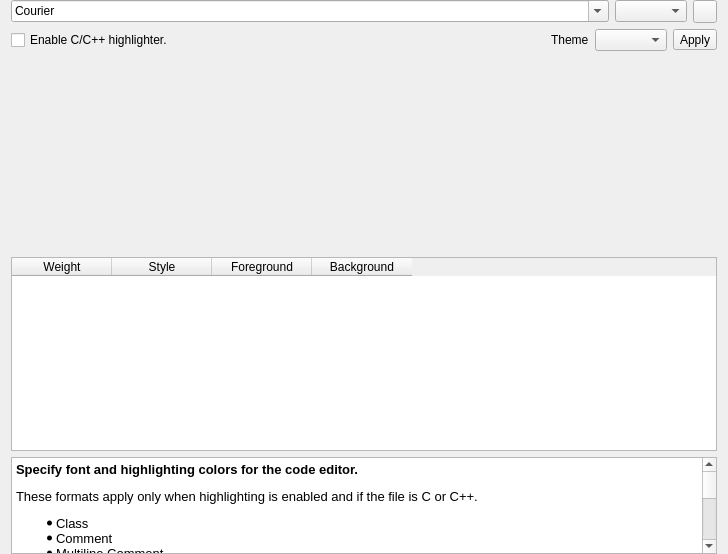
epasveer/seer, file src/SeerEditorConfigPage.ui: the form before one commit.
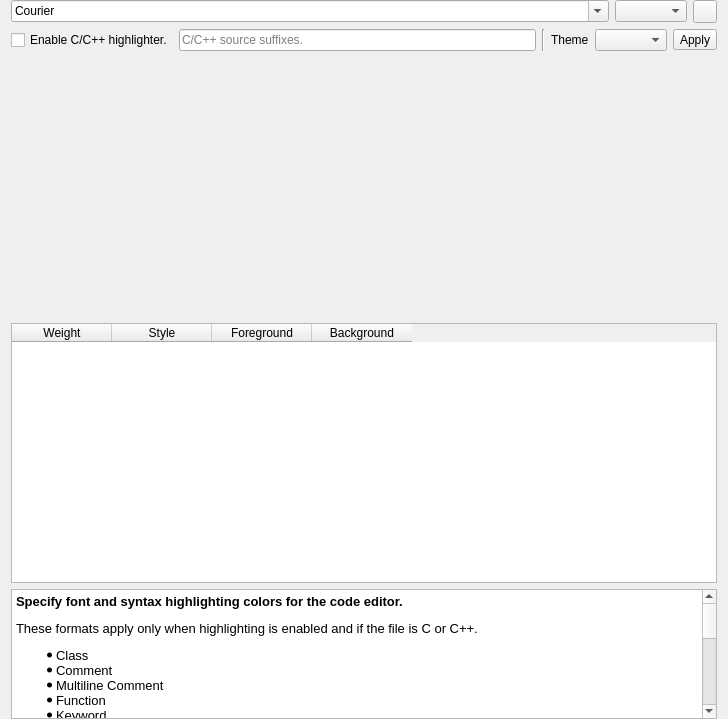
The form after the commit. Icons and pictures are not drawn. Custom widgets are drawn as their Qt base class.

Commit message: Add config option for C/C++ suffix names when syntax highlighting.

Diff of the .ui file:
```diff
--- a/src/SeerEditorConfigPage.ui
+++ b/src/SeerEditorConfigPage.ui
@@ -7,7 +7,7 @@
     <x>0</x>
     <y>0</y>
     <width>728</width>
-    <height>554</height>
+    <height>719</height>
    </rect>
   </property>
   <property name="windowTitle">
@@ -64,17 +64,24 @@
       </widget>
      </item>
      <item>
-      <spacer name="horizontalSpacer">
+      <widget class="QLineEdit" name="highlighterSuffixesLineEdit">
+       <property name="toolTip">
+        <string>C/C++ source suffixes. Separated by '|'.</string>
+       </property>
+       <property name="placeholderText">
+        <string>C/C++ source suffixes.</string>
+       </property>
+       <property name="clearButtonEnabled">
+        <bool>true</bool>
+       </property>
+      </widget>
+     </item>
+     <item>
+      <widget class="Line" name="line">
        <property name="orientation">
-        <enum>Qt::Horizontal</enum>
+        <enum>Qt::Vertical</enum>
        </property>
-       <property name="sizeHint" stdset="0">
-        <size>
-         <width>40</width>
-         <height>20</height>
-        </size>
-       </property>
-      </spacer>
+      </widget>
      </item>
      <item>
       <widget class="QLabel" name="themeLabel">
@@ -172,7 +179,7 @@
 &lt;html&gt;&lt;head&gt;&lt;meta name=&quot;qrichtext&quot; content=&quot;1&quot; /&gt;&lt;style type=&quot;text/css&quot;&gt;
 p, li { white-space: pre-wrap; }
 &lt;/style&gt;&lt;/head&gt;&lt;body style=&quot; font-family:'Noto Sans'; font-size:10pt; font-weight:400; font-style:normal;&quot;&gt;
-&lt;p style=&quot; margin-top:12px; margin-bottom:12px; margin-left:0px; margin-right:0px; -qt-block-indent:0; text-indent:0px;&quot;&gt;&lt;span style=&quot; font-weight:600;&quot;&gt;Specify font and highlighting colors for the code editor.&lt;/span&gt;&lt;/p&gt;
+&lt;p style=&quot; margin-top:12px; margin-bottom:12px; margin-left:0px; margin-right:0px; -qt-block-indent:0; text-indent:0px;&quot;&gt;&lt;span style=&quot; font-weight:600;&quot;&gt;Specify font and syntax highlighting colors for the code editor.&lt;/span&gt;&lt;/p&gt;
 &lt;p style=&quot; margin-top:12px; margin-bottom:12px; margin-left:0px; margin-right:0px; -qt-block-indent:0; text-indent:0px;&quot;&gt;These formats apply only when highlighting is enabled and if the file is C or C++.&lt;/p&gt;
 &lt;ul style=&quot;margin-top: 0px; margin-bottom: 0px; margin-left: 0px; margin-right: 0px; -qt-list-indent: 1;&quot;&gt;&lt;li style=&quot;&quot; style=&quot; margin-top:0px; margin-bottom:0px; margin-left:0px; margin-right:0px; -qt-block-indent:0; text-indent:0px;&quot;&gt;Class&lt;/li&gt;
 &lt;li style=&quot;&quot; style=&quot; margin-top:0px; margin-bottom:0px; margin-left:0px; margin-right:0px; -qt-block-indent:0; text-indent:0px;&quot;&gt;Comment&lt;/li&gt;
@@ -184,8 +191,11 @@
 &lt;ul style=&quot;margin-top: 0px; margin-bottom: 0px; margin-left: 0px; margin-right: 0px; -qt-list-indent: 1;&quot;&gt;&lt;li style=&quot;&quot; style=&quot; margin-top:0px; margin-bottom:0px; margin-left:0px; margin-right:0px; -qt-block-indent:0; text-indent:0px;&quot;&gt;Margin&lt;/li&gt;
 &lt;li style=&quot;&quot; style=&quot; margin-top:0px; margin-bottom:0px; margin-left:0px; margin-right:0px; -qt-block-indent:0; text-indent:0px;&quot;&gt;Text&lt;/li&gt;
 &lt;li style=&quot;&quot; style=&quot; margin-top:0px; margin-bottom:0px; margin-left:0px; margin-right:0px; -qt-block-indent:0; text-indent:0px;&quot;&gt;Current Line&lt;/li&gt;&lt;/ul&gt;
-&lt;p style=&quot;-qt-paragraph-type:empty; margin-top:0px; margin-bottom:12px; margin-left:0px; margin-right:0px; -qt-block-indent:0; text-indent:0px;&quot;&gt;&lt;br /&gt;&lt;/p&gt;
-&lt;p style=&quot; margin-top:12px; margin-bottom:12px; margin-left:0px; margin-right:0px; -qt-block-indent:0; text-indent:0px;&quot;&gt;&lt;br /&gt;&lt;/p&gt;&lt;/body&gt;&lt;/html&gt;</string>
+&lt;p style=&quot; margin-top:12px; margin-bottom:12px; margin-left:0px; margin-right:0px; -qt-block-indent:0; text-indent:0px;&quot;&gt;Syntax highlighting can be enabled or disabled. The list of suffixes for C/C++ source files can be changed. Example:&lt;/p&gt;
+&lt;p style=&quot; margin-top:12px; margin-bottom:12px; margin-left:0px; margin-right:0px; -qt-block-indent:0; text-indent:0px;&quot;&gt;         &amp;quot;.h|.cpp|.c&amp;quot;&lt;/p&gt;
+&lt;p style=&quot; margin-top:12px; margin-bottom:12px; margin-left:0px; margin-right:0px; -qt-block-indent:0; text-indent:0px;&quot;&gt;You may need to close and reopen the source files for changes to take effect.&lt;/p&gt;
+&lt;p style=&quot;-qt-paragraph-type:empty; margin-top:12px; margin-bottom:12px; margin-left:0px; margin-right:0px; -qt-block-indent:0; text-indent:0px;&quot;&gt;&lt;br /&gt;&lt;/p&gt;
+&lt;p style=&quot;-qt-paragraph-type:empty; margin-top:12px; margin-bottom:12px; margin-left:0px; margin-right:0px; -qt-block-indent:0; text-indent:0px;&quot;&gt;&lt;br /&gt;&lt;/p&gt;&lt;/body&gt;&lt;/html&gt;</string>
      </property>
     </widget>
    </item>
```
The commit also changes 5 other files.
